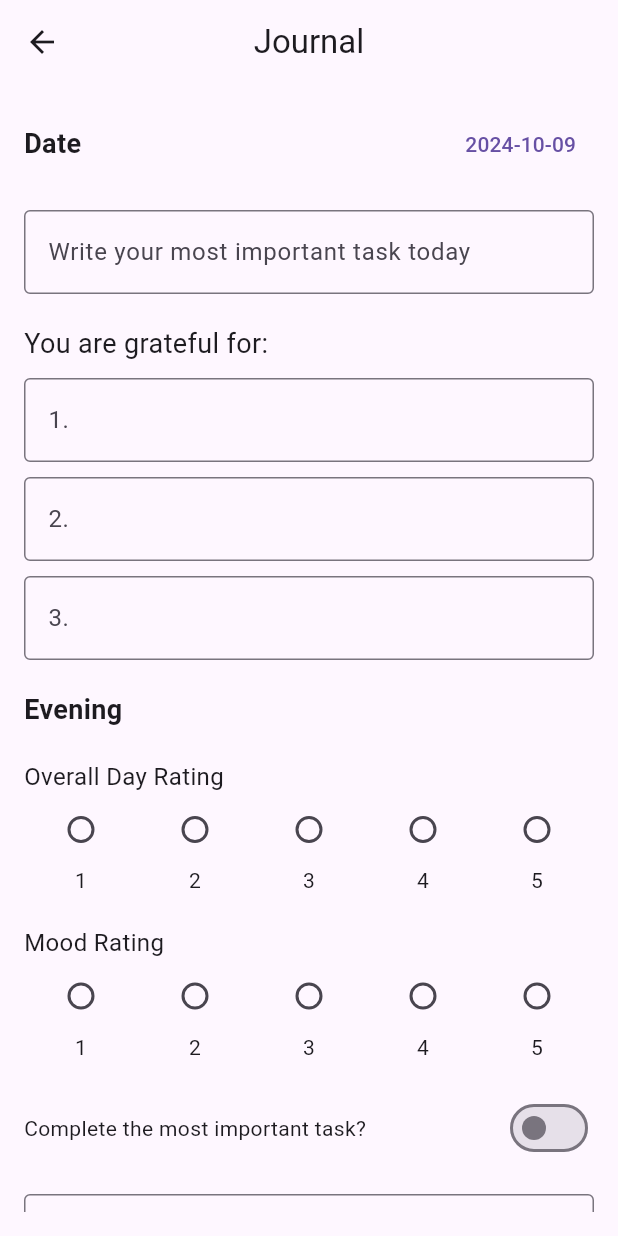
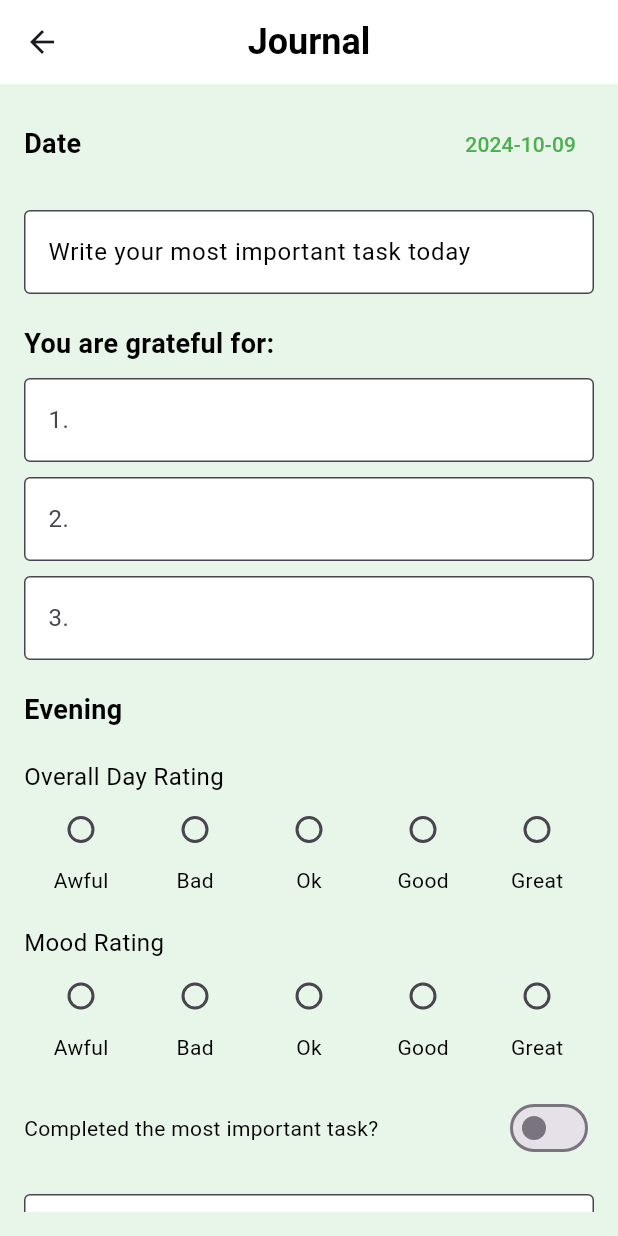
Before and after one commit to bsc-com-29-19/mentora, a Flutter app: the JournalPage screen opened by its route, on a phone screen of 412 x 824 dp. Run offline on Flutter 3.47's test engine with Material 3 defaults, Android fonts, the light colour scheme and no system bars.

Commit message:
Finalized the Journal page

```diff
--- a/lib/auth/screens/journal/journal_page.dart
+++ b/lib/auth/screens/journal/journal_page.dart
@@ -23,10 +23,20 @@ class _JournalPageState extends State<JournalPage> {
   Widget build(BuildContext context) {
     return Scaffold(
       appBar: AppBar(
-        title: Text("Journal"),
+        backgroundColor: Colors.white,
+        elevation: 0,
         centerTitle: true,
+        title: Text(
+          "Journal",
+          style: TextStyle(
+            color: Colors.black,
+            fontWeight: FontWeight.bold,
+            fontSize: 24,
+          ),
+        ),
       ),
-      body: Padding(
+      body: Container(
+        color: Colors.green[50], // Light green background for the entire widget
         padding: const EdgeInsets.all(16.0),
         child: ListView(
           children: [
@@ -36,13 +46,19 @@ class _JournalPageState extends State<JournalPage> {
               children: [
                 Text(
                   'Date',
-                  style: TextStyle(fontSize: 18, fontWeight: FontWeight.bold),
+                  style: TextStyle(
+                      fontSize: 18,
+                      color: Colors.black,
+                      fontWeight: FontWeight.bold),
                 ),
                 TextButton(
                   onPressed: () {
                     _selectDate(context);
                   },
-                  child: Text("${selectedDate.toLocal()}".split(' ')[0]),
+                  child: Text(
+                    "${selectedDate.toLocal()}".split(' ')[0],
+                    style: TextStyle(color: Colors.green),
+                  ),
                 ),
               ],
             ),
@@ -53,19 +69,34 @@ class _JournalPageState extends State<JournalPage> {
               controller: taskController,
               decoration: InputDecoration(
                 labelText: 'Write your most important task today',
+                labelStyle: TextStyle(color: Colors.black),
                 border: OutlineInputBorder(),
+                filled: true,
+                fillColor: Colors.white,
+                focusedBorder: OutlineInputBorder(
+                  borderSide: BorderSide(color: Colors.green),
+                ),
               ),
             ),
             SizedBox(height: 20),
 
             // Gratitude fields
-            Text('You are grateful for:', style: TextStyle(fontSize: 18)),
+            Text('You are grateful for:',
+                style: TextStyle(
+                    fontSize: 18,
+                    color: Colors.black,
+                    fontWeight: FontWeight.bold)),
             SizedBox(height: 10),
             TextField(
               controller: gratitudeController1,
               decoration: InputDecoration(
                 hintText: '1.',
                 border: OutlineInputBorder(),
+                filled: true,
+                fillColor: Colors.white,
+                focusedBorder: OutlineInputBorder(
+                  borderSide: BorderSide(color: Colors.green),
+                ),
               ),
             ),
             SizedBox(height: 10),
@@ -74,6 +105,11 @@ class _JournalPageState extends State<JournalPage> {
               decoration: InputDecoration(
                 hintText: '2.',
                 border: OutlineInputBorder(),
+                filled: true,
+                fillColor: Colors.white,
+                focusedBorder: OutlineInputBorder(
+                  borderSide: BorderSide(color: Colors.green),
+                ),
               ),
             ),
             SizedBox(height: 10),
@@ -82,6 +118,11 @@ class _JournalPageState extends State<JournalPage> {
               decoration: InputDecoration(
                 hintText: '3.',
                 border: OutlineInputBorder(),
+                filled: true,
+                fillColor: Colors.white,
+                focusedBorder: OutlineInputBorder(
+                  borderSide: BorderSide(color: Colors.green),
+                ),
               ),
             ),
             SizedBox(height: 20),
@@ -89,35 +130,50 @@ class _JournalPageState extends State<JournalPage> {
             // Evening section
             Text(
               'Evening',
-              style: TextStyle(fontSize: 18, fontWeight: FontWeight.bold),
+              style: TextStyle(
+                  fontSize: 18,
+                  fontWeight: FontWeight.bold,
+                  color: Colors.black),
             ),
             SizedBox(height: 20),
 
             // Overall day rating
-            Text('Overall Day Rating', style: TextStyle(fontSize: 16)),
+            Text('Overall Day Rating',
+                style: TextStyle(fontSize: 16, color: Colors.black)),
             Row(
               mainAxisAlignment: MainAxisAlignment.spaceAround,
-              children: List.generate(5, (index) {
-                return _buildRadio(
-                  index + 1,
-                  overallRating,
-                  (value) => setState(() => overallRating = value!),
-                );
-              }),
+              children: [
+                _buildRadioWithLabel(1, 'Awful', overallRating,
+                    (value) => setState(() => overallRating = value!)),
+                _buildRadioWithLabel(2, 'Bad', overallRating,
+                    (value) => setState(() => overallRating = value!)),
+                _buildRadioWithLabel(3, 'Ok', overallRating,
+                    (value) => setState(() => overallRating = value!)),
+                _buildRadioWithLabel(4, 'Good', overallRating,
+                    (value) => setState(() => overallRating = value!)),
+                _buildRadioWithLabel(5, 'Great', overallRating,
+                    (value) => setState(() => overallRating = value!)),
+              ],
             ),
             SizedBox(height: 20),
 
             // Mood rating
-            Text('Mood Rating', style: TextStyle(fontSize: 16)),
+            Text('Mood Rating',
+                style: TextStyle(fontSize: 16, color: Colors.black)),
             Row(
               mainAxisAlignment: MainAxisAlignment.spaceAround,
-              children: List.generate(5, (index) {
-                return _buildRadio(
-                  index + 1,
-                  moodRating,
-                  (value) => setState(() => moodRating = value!),
-                );
-              }),
+              children: [
+                _buildRadioWithLabel(1, 'Awful', moodRating,
+                    (value) => setState(() => moodRating = value!)),
+                _buildRadioWithLabel(2, 'Bad', moodRating,
+                    (value) => setState(() => moodRating = value!)),
+                _buildRadioWithLabel(3, 'Ok', moodRating,
+                    (value) => setState(() => moodRating = value!)),
+                _buildRadioWithLabel(4, 'Good', moodRating,
+                    (value) => setState(() => moodRating = value!)),
+                _buildRadioWithLabel(5, 'Great', moodRating,
+                    (value) => setState(() => moodRating = value!)),
+              ],
             ),
             SizedBox(height: 20),
 
@@ -125,8 +181,10 @@ class _JournalPageState extends State<JournalPage> {
             Row(
               mainAxisAlignment: MainAxisAlignment.spaceBetween,
               children: [
-                Text('Complete the most important task?'),
+                Text('Completed the most important task?',
+                    style: TextStyle(color: Colors.black)),
                 Switch(
+                  activeColor: Colors.green,
                   value: taskCompleted,
                   onChanged: (value) {
                     setState(() {
@@ -144,6 +202,11 @@ class _JournalPageState extends State<JournalPage> {
               decoration: InputDecoration(
                 hintText: 'How did you spend your day?',
                 border: OutlineInputBorder(),
+                filled: true,
+                fillColor: Colors.white,
+                focusedBorder: OutlineInputBorder(
+                  borderSide: BorderSide(color: Colors.green),
+                ),
               ),
               maxLines: 5,
             ),
@@ -154,15 +217,17 @@ class _JournalPageState extends State<JournalPage> {
     );
   }
 
-  Widget _buildRadio(int value, int groupValue, ValueChanged<int?> onChanged) {
+  Widget _buildRadioWithLabel(
+      int value, String label, int groupValue, ValueChanged<int?> onChanged) {
     return Column(
       children: [
         Radio<int>(
           value: value,
           groupValue: groupValue,
+          activeColor: Colors.green,
           onChanged: onChanged,
         ),
-        Text('$value'),
+        Text(label, style: TextStyle(color: Colors.black)),
       ],
     );
   }
```
Also changed, not shown: lib/auth/screens/signin_screen.dart (+11 -5 lines), lib/auth/screens/signup_screen.dart (+27 -25 lines).
